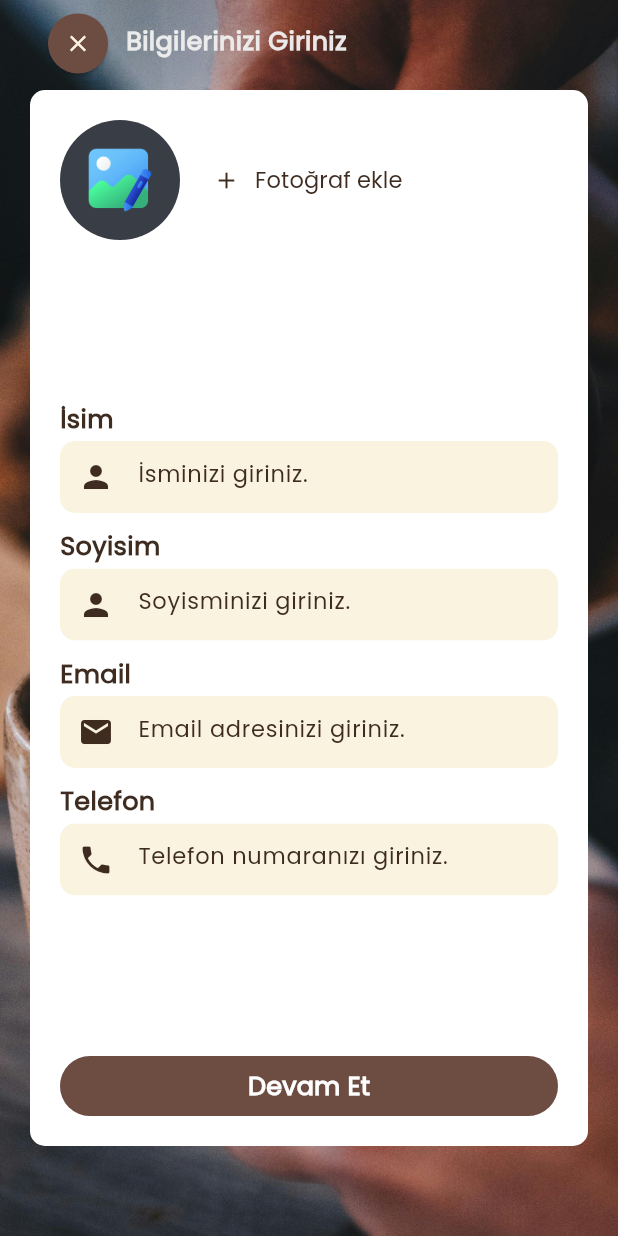
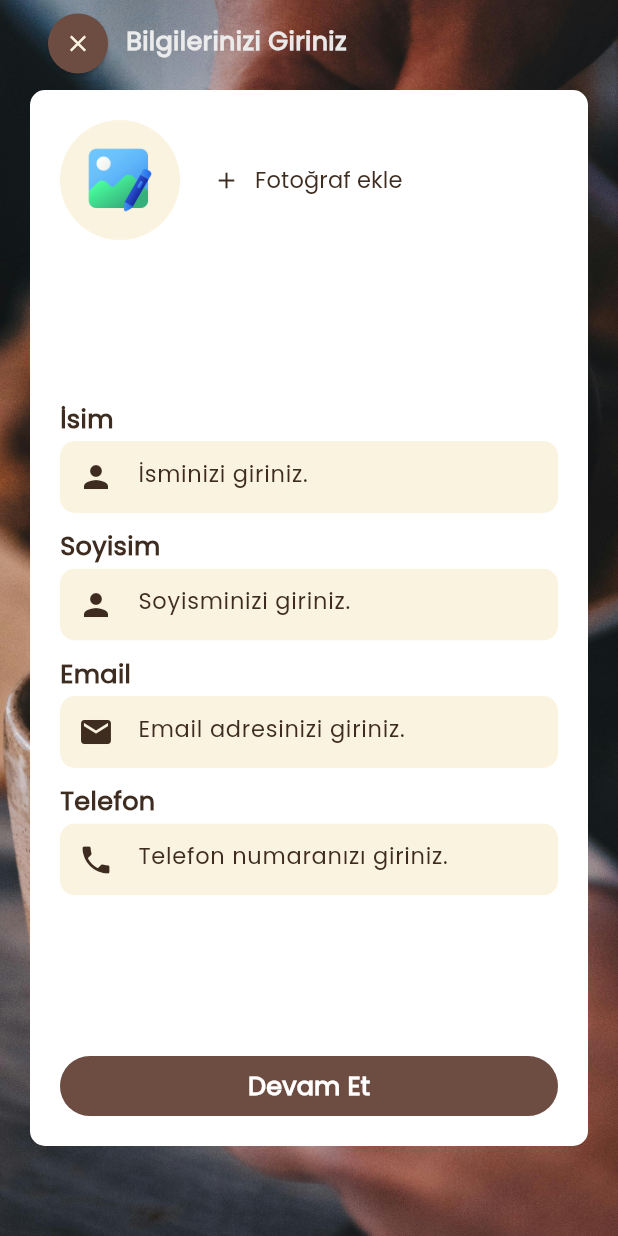
Before and after one commit to yysalih/iycoffeeshop, a Flutter app: the FillOutView screen opened directly, on a phone screen of 412 x 824 dp. Run offline on Flutter 3.47's test engine with Material 3 defaults, Android fonts, the light colour scheme and no system bars; our stand-ins replace cached_network_image, firebase_auth, firebase_core, firebase_messaging, firebase_storage, flutter_riverpod and 4 more; accounts and stored records are empty.

Commit message:
only good codes

```diff
--- a/lib/constants/languages.dart
+++ b/lib/constants/languages.dart
@@ -5,6 +5,9 @@ const Map<String, Map<String, String>> languages = {
 };
 
 const Map<String, String> tr = {
+  "profile_view" : "Profil",
+  "shop_view" : "Mağaza",
+  "card_view" : "Sepet",
   "show" : "Görüntüle",
   "offer_accepted_load_title": "yükü için teklifiniz kabul edildi",
   "offer_accepted_truck_title": "aracı için teklifiniz kabul edildi",
@@ -266,6 +269,9 @@ const Map<String, String> tr = {
 
 };
 const Map<String, String> en = {
+  "profile_view" : "Profile",
+  "shop_view" : "Shop",
+  "card_view" : "Card",
   "missing_values" : "There are missing values!",
   "show" : "View",
   "new_offer_load_body": "A new offer has been received for your load",
--- a/lib/views/auth_views/fill_out_view.dart
+++ b/lib/views/auth_views/fill_out_view.dart
@@ -56,13 +56,15 @@ class FillOutView extends ConsumerWidget {
                       children: [
                         CircleAvatar(
                           radius: 40.h,
-                          backgroundColor: kLightBlack,
-                          backgroundImage: profileState.image.isEmpty ?
+                          backgroundColor: backGroundColor(theme),
+                          backgroundImage: profileState.image.isEmpty ? authNotifier.currentUser == null ? null :
                           authNotifier.currentUser!.photoURL == null ? null
                               : CachedNetworkImageProvider(authNotifier.currentUser!.photoURL!) :
                           CachedNetworkImageProvider(profileState.image)
                           ,
-                          child: profileState.image.isEmpty ? authNotifier.currentUser!.photoURL != null ? null
+                          child: profileState.image.isEmpty ? authNotifier.currentUser == null ?
+                          Image.asset("assets/icons/photo.png", width: 50.w,) :
+                          authNotifier.currentUser!.photoURL != null ? null
                               : toEdit ? CachedNetworkImage(imageUrl: authState.currentUser.image!)
                               : Image.asset("assets/icons/photo.png", width: 50.w,) : null,
                         ),
@@ -92,7 +94,8 @@ class FillOutView extends ConsumerWidget {
 
                           }, controller: authNotifier.nameController..text = toEdit ?
                           authState.currentUser.name! :
-                            authNotifier.currentUser!.displayName == null ? ""
+                          authNotifier.currentUser == null ? "" :
+                          authNotifier.currentUser!.displayName == null ? ""
                                 : authNotifier.currentUser!.displayName ?? authNotifier.nameController.text,
                          onChanged: (value) {
 
@@ -113,7 +116,8 @@ class FillOutView extends ConsumerWidget {
                           icon: Icons.local_post_office, onTap: () {
 
                           }, controller: authNotifier.emailController..text = toEdit ? authState.currentUser.email! :
-                            authNotifier.currentUser!.email ?? authNotifier.emailController.text, onChanged: (value) {
+                          authNotifier.currentUser == null ? authNotifier.emailController.text :
+                          authNotifier.currentUser!.email ?? authNotifier.emailController.text, onChanged: (value) {
 
                             },),
                         SizedBox(height: 10.h,),
@@ -132,11 +136,11 @@ class FillOutView extends ConsumerWidget {
 
                     customButton(title: languages[language]![toEdit ? "save" : "continue"]!,
                       color: buttonColor(theme), onPressed: () async {
+                        Navigator.push(context, routeToView(const MainView()));
+                      if(!toEdit && authNotifier.isAbleToContinue) {
+                        //TODO await authNotifier.createUser(context: context, errorTitle: languages[language]!["problem_signing_up"]!);
 
-                      if(!toEdit && authNotifier.isAbleToContinue) {
-                        await authNotifier.createUser(context: context, errorTitle: languages[language]!["problem_signing_up"]!);
 
-                        Navigator.push(context, routeToView(const MainView()));
                       }
                       else if(!authNotifier.isAbleToContinue) {
                         showWarningSnackbar(context: context, title: languages[language]!["missing_values"]!);
```
Also changed, not shown: lib/controllers/main_controller.dart (added, +96 -0 lines), lib/views/main_view.dart (+17 -2 lines), lib/widgets/app_widgets/app_bottom_bar_widget.dart (added, +51 -0 lines), lib/views/shop_views/shop_view.dart (added).
